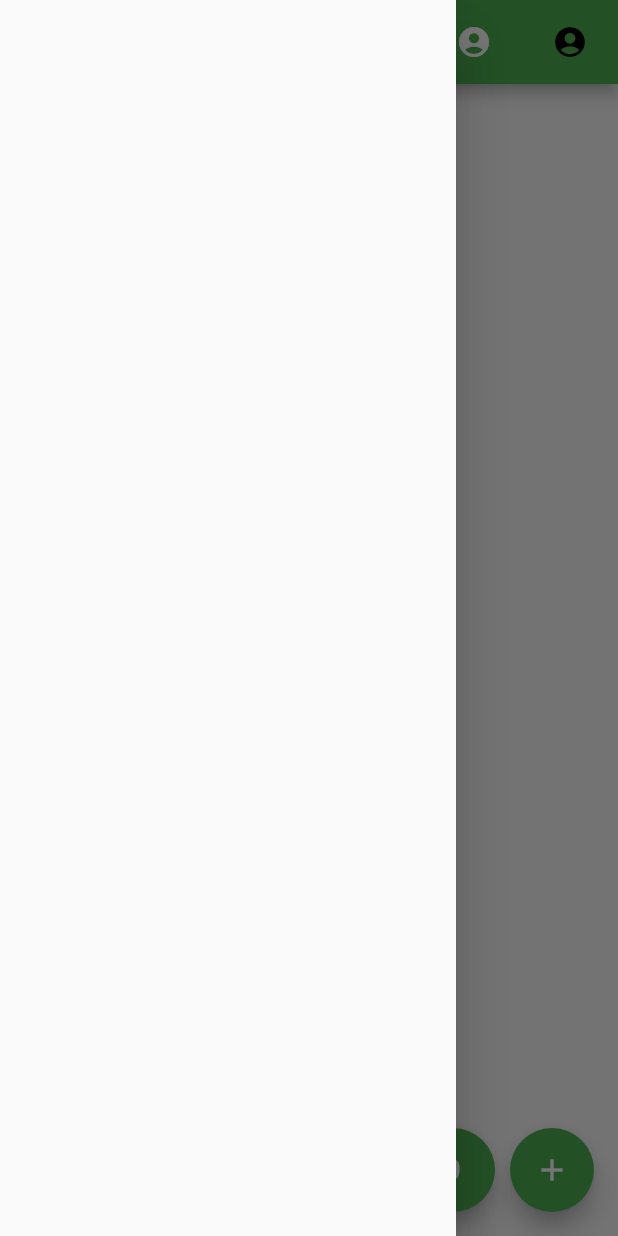
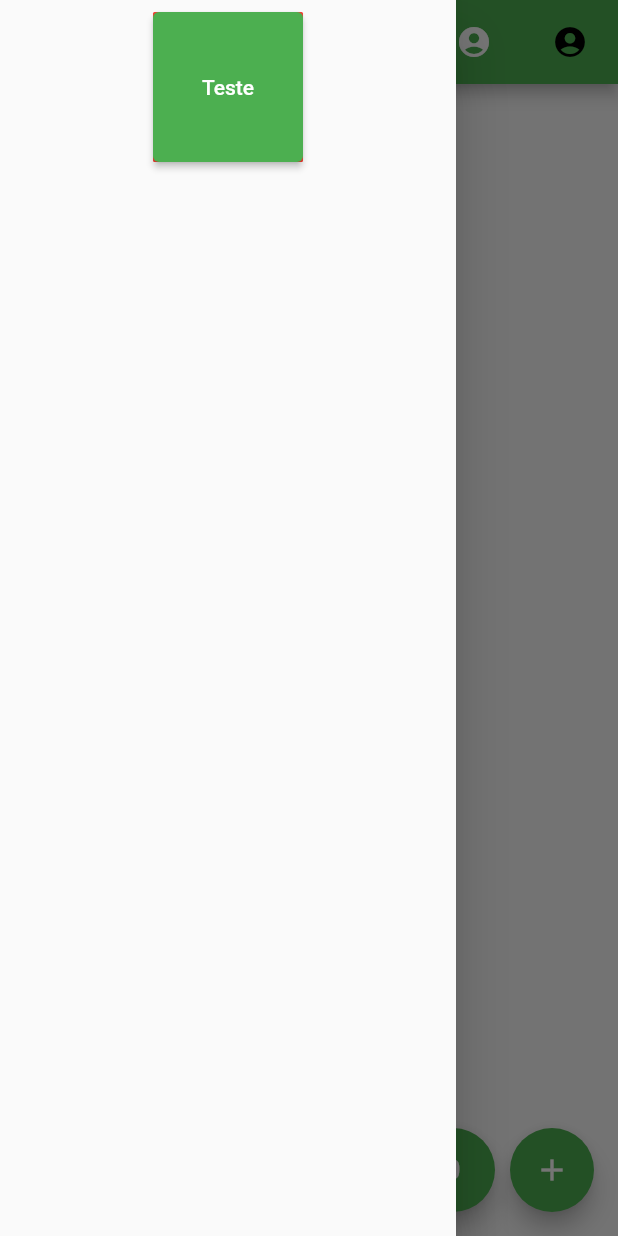
Before and after one commit to PauloSTDev/provider_study, a Flutter app: the screen it shows after launch, with the side drawer open, on a phone screen of 412 x 824 dp. Run offline on Flutter 3.47's test engine with Material 2 defaults, Android fonts, the phone set to English and light mode, and no system bars.

Commit message:
Adiciona botão no drawer

```diff
--- a/lib/screens/home_page.dart
+++ b/lib/screens/home_page.dart
@@ -15,7 +15,28 @@ class HomePage extends StatelessWidget {
         child: Row(
           mainAxisAlignment: MainAxisAlignment.spaceEvenly,
           crossAxisAlignment: CrossAxisAlignment.start,
-          children: [],
+          children: [
+            Row(
+              crossAxisAlignment: CrossAxisAlignment.start,
+              mainAxisAlignment: MainAxisAlignment.start,
+              children: [
+                Padding(
+                  padding: const EdgeInsets.all(8.0),
+                  child: Container(
+                    width: 100,
+                    height: 100,
+                    decoration: BoxDecoration(
+                      color: Colors.red,
+                      borderRadius: BorderRadius.circular(1.0),
+                    ),
+                    child: ElevatedButton(
+                        onPressed: () {},
+                        child: Text("Teste")),
+                  ),
+                ),
+              ],
+            ),
+          ],
         ),
       ),
       appBar: AppBar(
```
